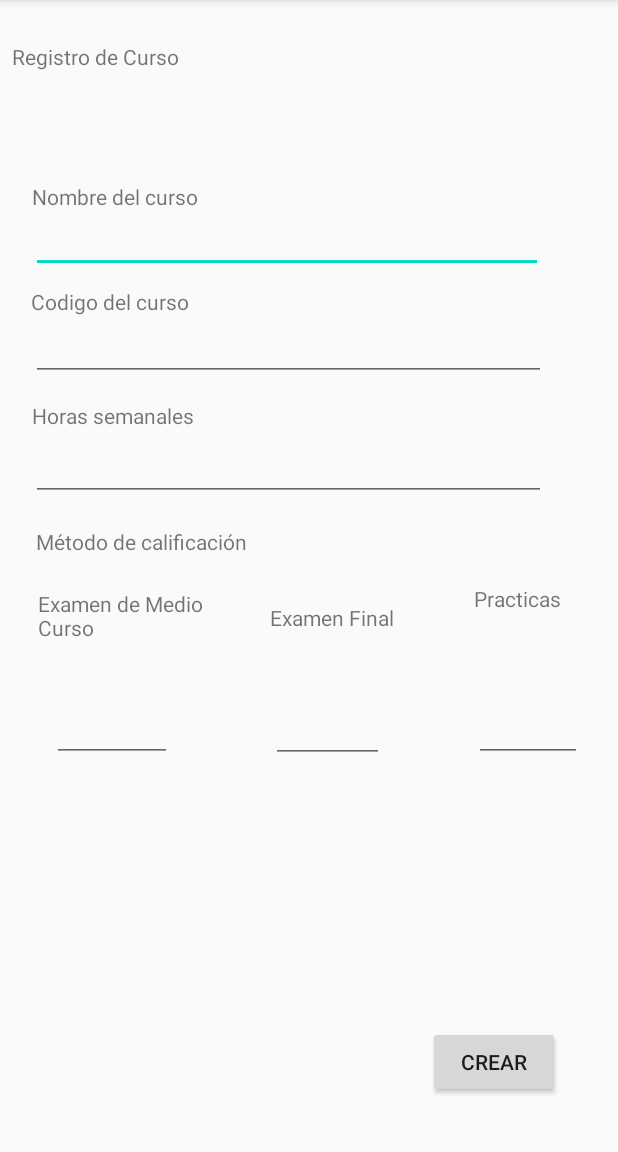
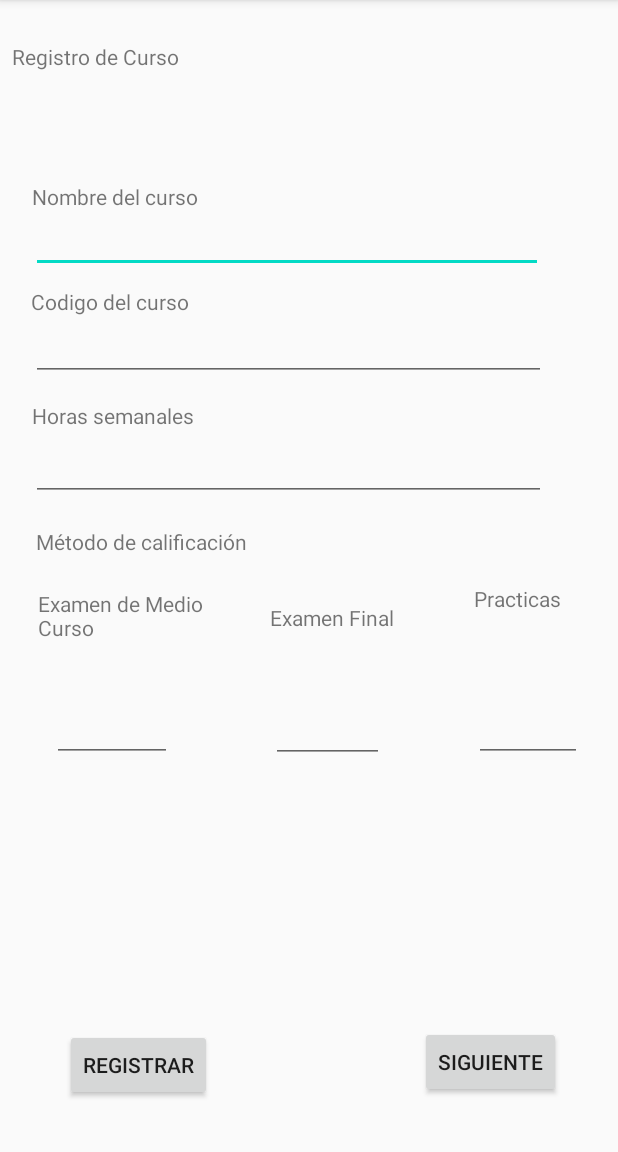
Before and after one commit to Ayrton091/ExamenMC, an Android app: the screen it shows after launch (MainActivity), on a phone screen of 412 x 824 dp, the part 84-1236 px from its top. Run offline under Robolectric (Android 15) with nearby library versions, the phone set to English and light mode, and no system bars.

Commit message:
tercera actualizacion
bueno

```diff
--- a/TeacherAssistant/app/build.gradle
+++ b/TeacherAssistant/app/build.gradle
@@ -22,6 +22,11 @@ android {
             proguardFiles getDefaultProguardFile('proguard-android-optimize.txt'), 'proguard-rules.pro'
         }
     }
+
+    buildFeatures {
+        viewBinding true
+    }
+
     compileOptions {
         sourceCompatibility JavaVersion.VERSION_1_8
         targetCompatibility JavaVersion.VERSION_1_8
--- a/TeacherAssistant/app/src/main/AndroidManifest.xml
+++ b/TeacherAssistant/app/src/main/AndroidManifest.xml
@@ -25,5 +25,7 @@
             </intent-filter>
         </activity>
     </application>
+    <uses-permission android:name="android.permission.WRITE_EXTERNAL_STORAGE"/>
+    <uses-permission android:name="android.permission.READ_EXTERNAL_STORAGE"/>
 
 </manifest>
--- a/TeacherAssistant/app/src/main/java/com/example/teacherassistant/MainActivity.kt
+++ b/TeacherAssistant/app/src/main/java/com/example/teacherassistant/MainActivity.kt
@@ -1,33 +1,76 @@
 package com.example.teacherassistant
 
+import android.app.Activity
 import android.content.Intent
 import android.support.v7.app.AppCompatActivity
 import android.os.Bundle
 import android.widget.Button
 import android.widget.EditText
 import android.widget.Toast
+import com.example.teacherassistant.databinding.ActivityMainBinding
+import java.io.*
+import java.lang.Exception
 
 class MainActivity : AppCompatActivity() {
+
+    lateinit var binding: ActivityMainBinding
+
     override fun onCreate(savedInstanceState: Bundle?) {
+
         super.onCreate(savedInstanceState)
-        setContentView(R.layout.activity_main)
 
-        var ValorMC : EditText = findViewById(R.id.EditMC)
+        binding = ActivityMainBinding.inflate(layoutInflater)
+        setContentView(binding.root)
 
-       /*
-        var EditEF : EditText = findViewById(R.id.EditEF)
-        var ValorEF: Int = EditEF.text.toString().toInt()
-
-        var EditP : EditText = findViewById(R.id.EditP)
-        var ValorP: Int = EditP.text.toString().toInt()*/
-
+        binding.btnRegistrarCurso.setOnClickListener {
+            Guardar(binding.EditNombreCurso.text.toString())
+            binding.NombreCurso.text=Cargar()
+        }
 
         val btnAdd= findViewById<Button>(R.id.btnAdd)
         btnAdd.setOnClickListener {
             val lanzar = Intent(this,MainActivity2::class.java)
-            Toast.makeText( this,"ValorMC", Toast.LENGTH_SHORT).show()
             startActivity(lanzar)
         }
+
+
+
+
+
+
     }
 
-}
+    private fun Cargar(): String {
+        var texto=" "
+        try {
+            val rutaSD = baseContext.getExternalFilesDir(null)?.absolutePath
+            val miCarpeta = File(rutaSD, "Datos")
+            val ficheroFisico=File(miCarpeta,"Datos.txt")
+            val fichero = BufferedReader(InputStreamReader(FileInputStream(ficheroFisico)))
+            val texto = fichero.use(BufferedReader::readText)
+        }
+        catch (e:Exception){
+            //nada
+        }
+        return texto
+
+    }
+
+    private fun Guardar(texto: String) {
+        try {
+            val rutaSD = baseContext.getExternalFilesDir(null)?.absolutePath
+            val miCarpeta = File(rutaSD, "Datos")
+            if (!miCarpeta.exists()) {
+                miCarpeta.mkdir()
+            }
+            val ficheroFisico = File(miCarpeta, "Datos.txt")
+            ficheroFisico.appendText("$texto\n")
+        }
+        catch (e:Exception){
+            Toast.makeText(this,"no se ha podido guardar",Toast.LENGTH_LONG).show()
+        }
+
+    }
+
+
+    }
--- a/TeacherAssistant/app/src/main/java/com/example/teacherassistant/MainActivity3.kt
+++ b/TeacherAssistant/app/src/main/java/com/example/teacherassistant/MainActivity3.kt
@@ -2,10 +2,16 @@ package com.example.teacherassistant
 
 import android.support.v7.app.AppCompatActivity
 import android.os.Bundle
+import com.example.teacherassistant.databinding.ActivityMain3Binding
+import com.example.teacherassistant.databinding.ActivityMainBinding
 
 class MainActivity3 : AppCompatActivity() {
+
     override fun onCreate(savedInstanceState: Bundle?) {
         super.onCreate(savedInstanceState)
+
+
         setContentView(R.layout.activity_main3)
     }
+
 }
--- a/TeacherAssistant/app/src/main/res/layout/activity_main.xml
+++ b/TeacherAssistant/app/src/main/res/layout/activity_main.xml
@@ -199,4 +199,18 @@
         app:layout_constraintBottom_toTopOf="@+id/btnAdd"
         app:layout_constraintEnd_toEndOf="parent" />
 
+    <Button
+        android:id="@+id/btnRegistrarCurso"
+        android:layout_width="wrap_content"
+        android:layout_height="wrap_content"
+        android:layout_marginStart="44dp"
+        android:layout_marginTop="178dp"
+        android:layout_marginEnd="139dp"
+        android:layout_marginBottom="34dp"
+        android:text="@string/btnRegistrarCurso"
+        app:layout_constraintBottom_toBottomOf="parent"
+        app:layout_constraintEnd_toStartOf="@+id/btnAdd"
+        app:layout_constraintStart_toStartOf="parent"
+        app:layout_constraintTop_toBottomOf="@+id/EditMC" />
+
 </android.support.constraint.ConstraintLayout>
--- a/TeacherAssistant/app/src/main/res/layout/activity_main3.xml
+++ b/TeacherAssistant/app/src/main/res/layout/activity_main3.xml
@@ -7,7 +7,7 @@
     tools:context=".MainActivity3">
 
     <TextView
-        android:id="@+id/textView"
+        android:id="@+id/Guardado"
         android:layout_width="wrap_content"
         android:layout_height="wrap_content"
         android:layout_marginStart="169dp"
--- a/TeacherAssistant/app/src/main/res/values/strings.xml
+++ b/TeacherAssistant/app/src/main/res/values/strings.xml
@@ -1,8 +1,9 @@
 <resources>
     <string name="app_name">Teacher Assistant</string>
 
-    <string name="btnAdd">Crear</string>
-    <string name="btnCrear">Registrar</string>
+    <string name="btnAdd">Siguiente</string>
+    <string name="btnCrear">Revisar</string>
+    <string name="btnRegistrarCurso">Registrar</string>
 
     <string name="MisCursos">Registro de Curso</string>
     <string name="NombreCurso">Nombre del curso</string>
@@ -19,6 +20,7 @@
     <string name="NotaMC">Medio Curso</string>
     <string name="NotaEF">Examen Final</string>
     <string name="Practicas">Practicas</string>
+    <string name="revisando">revisando</string>
 
 
 </resources>
```
